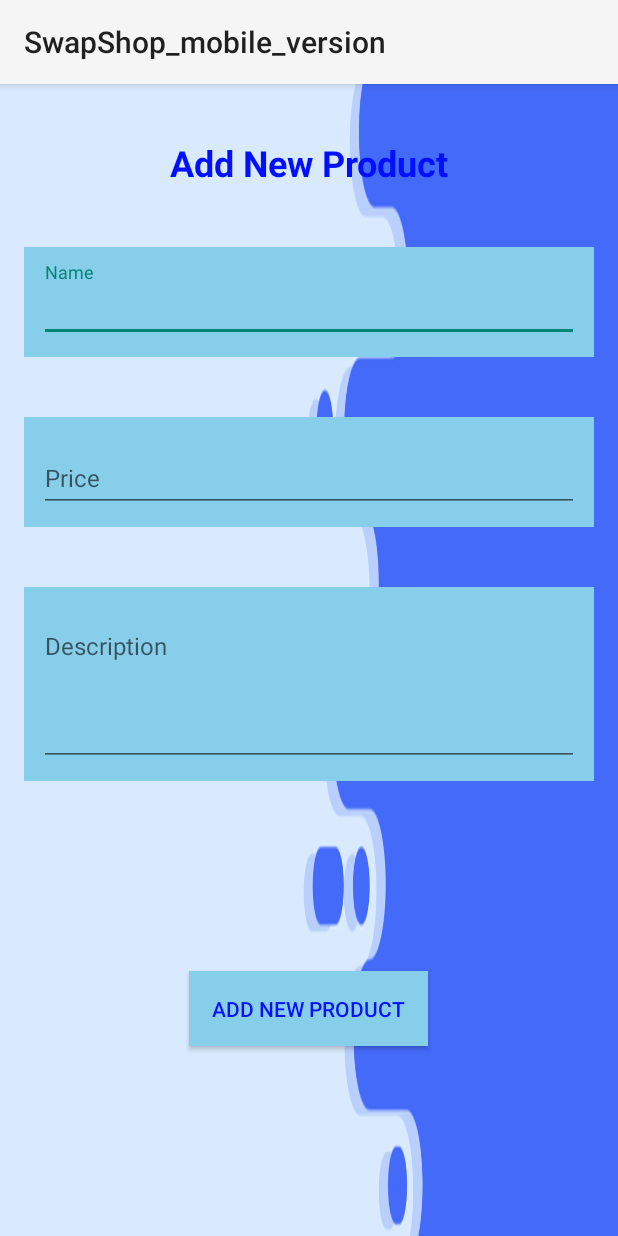
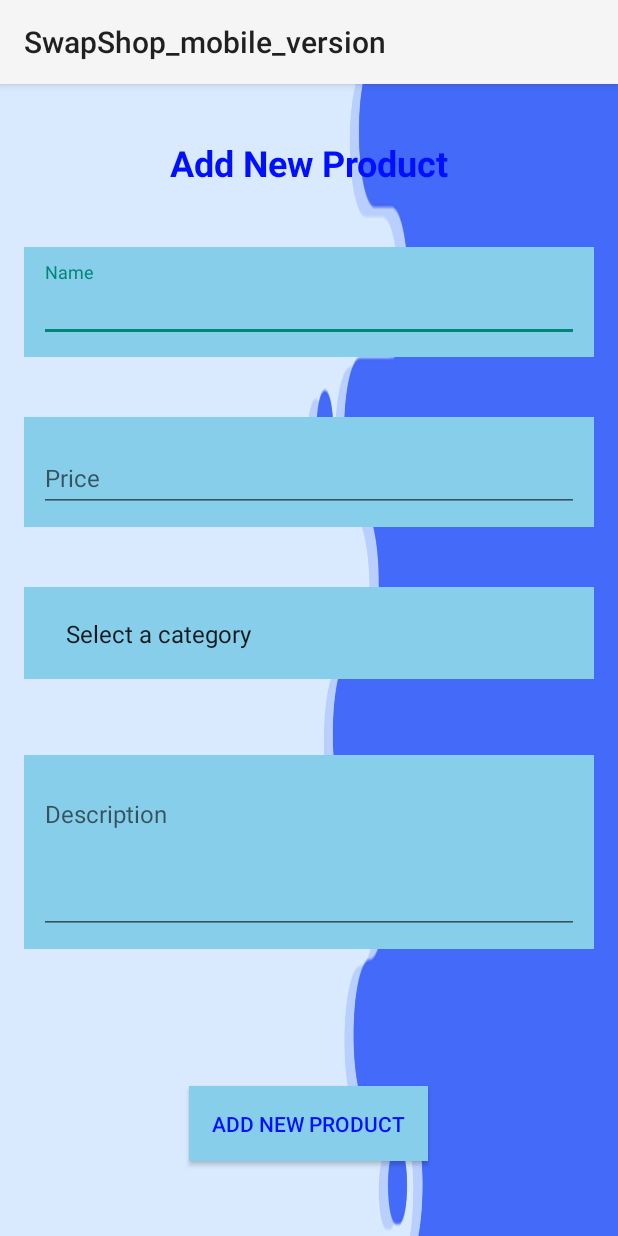
Before and after one commit to AhmedTrabelsy/SwapShop, an Android app: the addProduct screen opened directly, with no data from a screen before it, on a phone screen of 412 x 824 dp. Run offline under Robolectric (Android 15) with nearby library versions, the phone set to English and light mode, and no system bars.

```diff
--- a/Manipulation/MobileVersion/app/build.gradle.kts
+++ b/Manipulation/MobileVersion/app/build.gradle.kts
@@ -33,6 +33,9 @@ android {
     kotlinOptions {
         jvmTarget = "1.8"
     }
+    buildFeatures {
+        viewBinding = true
+    }
 }
 
 dependencies {
@@ -44,5 +47,4 @@ dependencies {
     testImplementation("junit:junit:4.13.2")
     androidTestImplementation("androidx.test.ext:junit:1.1.5")
     androidTestImplementation("androidx.test.espresso:espresso-core:3.5.1")
-    implementation ("com.google.android.material:material:1.1.0-alpha02")
 }
--- a/Manipulation/MobileVersion/app/src/main/AndroidManifest.xml
+++ b/Manipulation/MobileVersion/app/src/main/AndroidManifest.xml
@@ -13,6 +13,9 @@
         android:theme="@style/Theme.AppCompat.DayNight"
         tools:targetApi="31">
         <activity
+            android:name=".ProductsDetails"
+            android:exported="false" />
+        <activity
             android:name=".addProduct"
             android:exported="false" />
         <activity
--- a/Manipulation/MobileVersion/app/src/main/java/com/example/swapshop_mobile_version/AddProduct.kt
+++ b/Manipulation/MobileVersion/app/src/main/java/com/example/swapshop_mobile_version/AddProduct.kt
@@ -4,56 +4,107 @@ import android.content.Intent
 import androidx.appcompat.app.AppCompatActivity
 import android.os.Bundle
 import android.view.View
+import android.widget.AdapterView
+import android.widget.ArrayAdapter
 import android.widget.Button
 import android.widget.EditText
+import android.widget.Spinner
 import android.widget.TextView
+import com.example.swapshop_mobile_version.models.Categories
 import com.google.android.material.snackbar.Snackbar
 
-class addProduct : AppCompatActivity() {
+class addProduct : AppCompatActivity(), AdapterView.OnItemSelectedListener {
 
     override fun onCreate(savedInstanceState: Bundle?) {
         super.onCreate(savedInstanceState)
         setContentView(R.layout.activity_add_product)
 
+        val categories = ArrayList<Categories>()
+
+        val pc = Categories("Pc's")
+        val accessories = Categories("Accessoires")
+        categories.add(pc)
+        categories.add(accessories)
+
+        val nameCategories = ArrayList<String>()
+        nameCategories.add("Select a category")
+        for (category in categories) {
+            category.categoryName?.let { nameCategories.add(it) }
+        }
+
+        val classeSpinner = findViewById<Spinner>(R.id.categories)
+        val adapter = ArrayAdapter(this, android.R.layout.simple_spinner_item, nameCategories)
+        adapter.setDropDownViewResource(android.R.layout.simple_spinner_dropdown_item)
+        classeSpinner.adapter = adapter
+        classeSpinner.onItemSelectedListener = this
+        classeSpinner.setSelection(0)
+
         val productNameExtra = intent.getStringExtra("productName")
         val priceExtra = intent.getStringExtra("price")
         val descriptionEdit = intent.getStringExtra("description")
+        val category = intent.getStringExtra("category")
+
         val button = findViewById<Button>(R.id.addButton)
         val contentPageName = findViewById<TextView>(R.id.textView)
         val productNameEditText = findViewById<EditText>(R.id.name)
         val priceEditText = findViewById<EditText>(R.id.priceEditText)
         val descriptionEditText = findViewById<EditText>(R.id.descriptionEditText)
-       // val indexProduct = intent.getStringExtra("index")
+        val categorySpinner = findViewById<Spinner>(R.id.categories)
+
         if (productNameExtra != null && priceExtra != null) {
             productNameEditText.setText(productNameExtra)
             priceEditText.setText(priceExtra)
             descriptionEditText.setText(descriptionEdit)
+
+            var index = 0
+            for (i in 0 until nameCategories.size) {
+                if (nameCategories[i] == category) {
+                    index = i
+                    break
+                }
+            }
+            categorySpinner.setSelection(index)
+
             contentPageName.setText("Edit Product Informations")
             button.setText("Edit Informations")
         }
     }
+
     fun saveProduct(view: View) {
         var productName = findViewById<EditText>(R.id.name)
         var description = findViewById<EditText>(R.id.descriptionEditText)
         var price = findViewById<EditText>(R.id.priceEditText)
-        if (productName.text.toString().isEmpty() || description.text.toString().isEmpty() ||
-            price.text.toString().isEmpty()) {
+        var category = findViewById<Spinner>(R.id.categories)
+
+        if (productName.text.toString().isEmpty() || description.text.toString().isEmpty() || price.text.toString().isEmpty()
+            || category.selectedItem.toString() == "Select a category") {
             val snackbar = Snackbar.make(view, "Error! please confirm your data", Snackbar.LENGTH_LONG)
             snackbar.show()
         } else {
-            if (productName.text.toString().length > 16){
+            if (productName.text.toString().length > 16) {
                 val snackbar = Snackbar.make(view, "Error! please confirm your product name", Snackbar.LENGTH_LONG)
                 snackbar.show()
             }
+
             val indexProduct = intent.getStringExtra("index")
             val productList = Intent(this, MainActivity::class.java)
             val bundle = Bundle()
             bundle.putString("productName", productName.text.toString())
             bundle.putString("description", description.text.toString())
             bundle.putString("price", price.text.toString())
+            bundle.putString("category", category.selectedItem.toString())
             bundle.putString("index", indexProduct.toString())
             productList.putExtras(bundle)
             startActivity(productList)
         }
     }
+
+    override fun onItemSelected(parent: AdapterView<*>?, view: View?, position: Int, id: Long) {
+        if (position > 0) {
+            val selectedItem = parent?.getItemAtPosition(position).toString()
+        }
+    }
+
+    override fun onNothingSelected(parent: AdapterView<*>?) {
+    }
 }
--- /dev/null
+++ b/Manipulation/MobileVersion/app/src/main/java/com/example/swapshop_mobile_version/models/Categories.kt
@@ -0,0 +1,4 @@
+package com.example.swapshop_mobile_version.models
+
+class Categories(var categoryName: String?) {
+}
--- a/Manipulation/MobileVersion/app/src/main/java/com/example/swapshop_mobile_version/models/Products.kt
+++ b/Manipulation/MobileVersion/app/src/main/java/com/example/swapshop_mobile_version/models/Products.kt
@@ -1,4 +1,4 @@
 package com.example.swapshop_mobile_version.models
 
-data class Products(var productName: String, var price: Double, var description: String){
+data class Products(var productName: String, var price: String, var description: String, var category: Categories){
 }
--- a/Manipulation/MobileVersion/app/src/main/res/layout/activity_add_product.xml
+++ b/Manipulation/MobileVersion/app/src/main/res/layout/activity_add_product.xml
@@ -51,23 +51,25 @@
         android:layout_marginStart="16dp"
         android:layout_marginTop="40dp"
         android:layout_marginEnd="16dp"
+        android:layout_marginBottom="20dp"
         android:background="@color/skyblue"
         android:hint="Description"
         android:padding="10dp"
+        app:layout_constraintBottom_toTopOf="@+id/addButton"
         app:layout_constraintEnd_toEndOf="parent"
         app:layout_constraintHorizontal_bias="0.0"
         app:layout_constraintStart_toStartOf="parent"
-        app:layout_constraintTop_toBottomOf="@+id/priceTextInputLayout">
+        app:layout_constraintTop_toBottomOf="@+id/categories">
 
         <com.google.android.material.textfield.TextInputEditText
             android:id="@+id/descriptionEditText"
             android:layout_width="match_parent"
             android:layout_height="wrap_content"
+            android:gravity="top"
+            android:lines="4"
+            android:scrollbars="vertical"
             android:textColor="@color/blue"
-            android:lines="4"
-            android:gravity="top"
-            android:textSize="16sp"
-            android:scrollbars="vertical"/>
+            android:textSize="16sp" />
     </com.google.android.material.textfield.TextInputLayout>
 
     <com.google.android.material.textfield.TextInputLayout
@@ -98,16 +100,32 @@
         android:id="@+id/addButton"
         android:layout_width="wrap_content"
         android:layout_height="wrap_content"
+        android:layout_marginTop="61dp"
+        android:layout_marginBottom="40dp"
+        android:background="@color/skyblue"
         android:onClick="saveProduct"
+        android:padding="15dp"
         android:text="Add New Product"
-        android:background="@color/skyblue"
         android:textColor="@color/blue"
         app:layout_constraintBottom_toBottomOf="parent"
         app:layout_constraintEnd_toEndOf="parent"
         app:layout_constraintHorizontal_bias="0.498"
         app:layout_constraintStart_toStartOf="parent"
-        app:layout_constraintTop_toBottomOf="@+id/descriptionTextInputLayout"
-        android:padding="15dp"
-        />
+        app:layout_constraintTop_toBottomOf="@+id/descriptionTextInputLayout" />
+
+    <Spinner
+        android:id="@+id/categories"
+        android:layout_width="380dp"
+        android:layout_height="61dp"
+        android:layout_marginStart="20dp"
+        android:layout_marginTop="30dp"
+        android:layout_marginEnd="20dp"
+        android:background="@color/skyblue"
+        android:hint="select Category"
+        android:padding="20dp"
+        app:layout_constraintBottom_toTopOf="@+id/descriptionTextInputLayout"
+        app:layout_constraintEnd_toEndOf="parent"
+        app:layout_constraintStart_toStartOf="parent"
+        app:layout_constraintTop_toBottomOf="@+id/priceTextInputLayout" />
 
 </androidx.constraintlayout.widget.ConstraintLayout>
--- a/Manipulation/MobileVersion/app/src/main/res/values/strings.xml
+++ b/Manipulation/MobileVersion/app/src/main/res/values/strings.xml
@@ -3,4 +3,6 @@
     <string name="add_new_product">Add New Product</string>
     <string name="price">Price</string>
     <string name="name">Name</string>
+    <string name="enter_a_product_name">Enter a product name ..</string>
+
 </resources>
```
Also changed, not shown: Manipulation/MobileVersion/app/src/main/java/com/example/swapshop_mobile_version/MainActivity.kt (+80 -27 lines), Manipulation/MobileVersion/app/src/main/java/com/example/swapshop_mobile_version/MyAdapter.kt (+64 -3 lines), Manipulation/MobileVersion/app/src/main/java/com/example/swapshop_mobile_version/ProductsDetails.kt (added, +34 -0 lines), Manipulation/MobileVersion/app/src/main/res/drawable/input_backgound.xml (added, +8 -0 lines), Manipulation/MobileVersion/app/src/main/res/layout/activity_main.xml (+19 -8 lines), Manipulation/MobileVersion/app/src/main/res/layout/activity_products_details.xml (added, +97 -0 lines), 2 other files.
